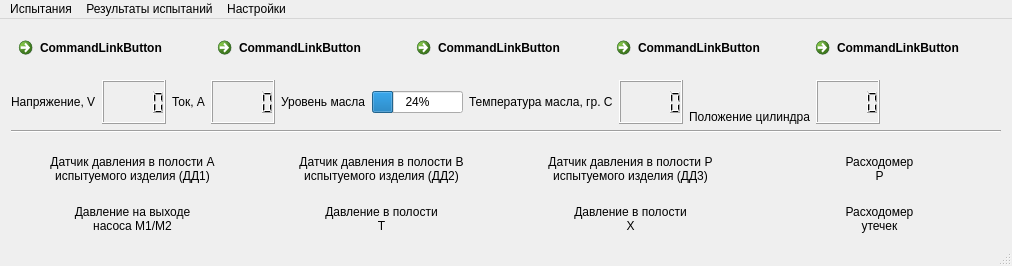
Old version of the form mainwindow.ui in the repository firef0xff/SSHGS01.
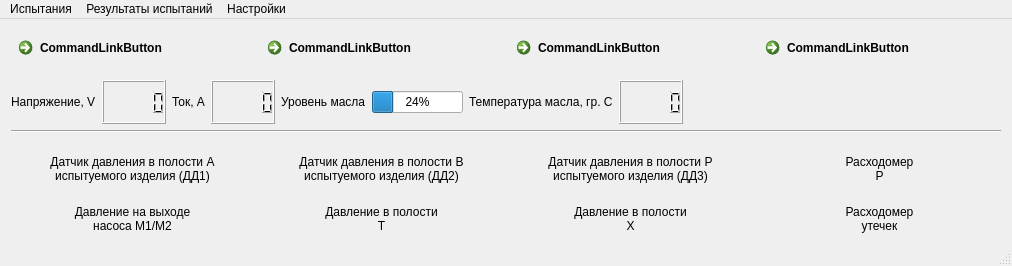
New version of the form.

What changed in the file:
```diff
--- a/mainwindow.ui
+++ b/mainwindow.ui
@@ -84,13 +84,6 @@
         </property>
        </widget>
       </item>
-      <item>
-       <widget class="QCommandLinkButton" name="ManualControl">
-        <property name="text">
-         <string>CommandLinkButton</string>
-        </property>
-       </widget>
-      </item>
      </layout>
     </item>
     <item>
@@ -145,25 +138,6 @@
       <item>
        <widget class="QLCDNumber" name="lcdNumber_3"/>
       </item>
-      <item>
-       <widget class="QLabel" name="label_6">
-        <property name="sizePolicy">
-         <sizepolicy hsizetype="Preferred" vsizetype="Preferred">
-          <horstretch>0</horstretch>
-          <verstretch>0</verstretch>
-         </sizepolicy>
-        </property>
-        <property name="text">
-         <string>Положение цилиндра</string>
-        </property>
-        <property name="alignment">
-         <set>Qt::AlignBottom|Qt::AlignHCenter</set>
-        </property>
-       </widget>
-      </item>
-      <item>
-       <widget class="QLCDNumber" name="lcdNumber_4"/>
-      </item>
       <item>
        <spacer name="horizontalSpacer">
         <property name="orientation">
```
Left out of the diff: 10 changed lines with no effect on the pictures.
